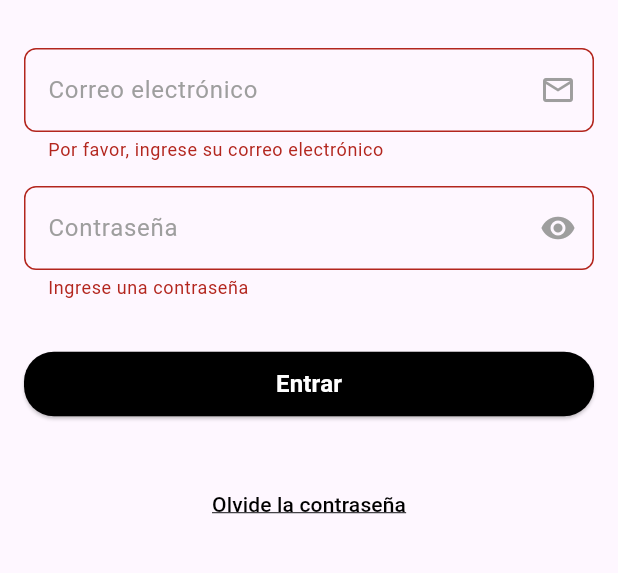
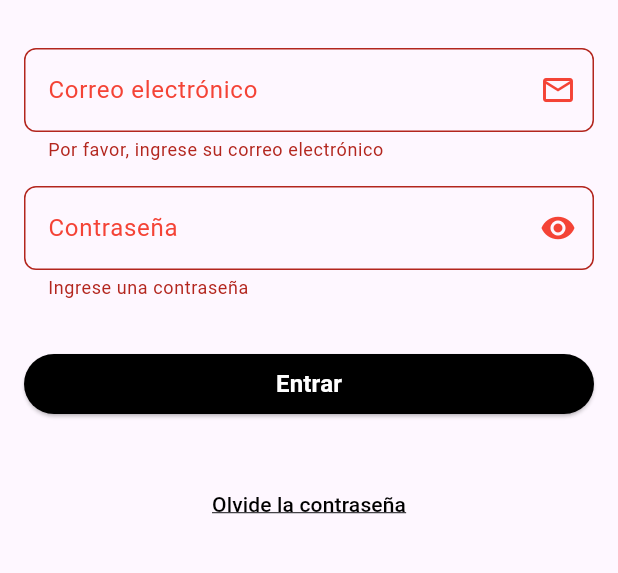
Before and after one commit to FREECS33/sigede_front_end, a Flutter app: the screen it shows after launch, after a tap on "Entrar", on a phone screen of 412 x 824 dp, the part 534-1107 px from its top. Run offline on Flutter 3.47's test engine with Material 3 defaults, Android fonts, the phone set to English and light mode, and no system bars; our stand-ins replace dio, get_it, google_fonts, image_picker, loading_animation_widget; network calls fail.

Commit message:
[Update] LoginView - loginPost: use endpoint

```diff
--- a/lib/core/utils/locator.dart
+++ b/lib/core/utils/locator.dart
@@ -1,10 +1,19 @@
 import 'package:get_it/get_it.dart';
 import 'package:sigede_flutter/core/utils/dio_client.dart';
 import 'package:sigede_flutter/screens/auth/data/datasources/login_remote_data_source.dart';
+import 'package:sigede_flutter/screens/auth/data/repositories/login_repository.dart';
+import 'package:sigede_flutter/screens/auth/domain/use_cases/login.dart';
 final locator = GetIt.instance;
 
 void setupLocator(){
   locator.registerLazySingleton(() => DioClient(baseUrl: 'http://localhost:8080'));
 
-  locator.registerFactory<LoginRemoteDataSource>(()=> LoginRemoteDataSourceImpl(dioClient:locator()));
+  // Registrar el LoginRemoteDataSource
+  locator.registerFactory<LoginRemoteDataSource>(() => LoginRemoteDataSourceImpl(dioClient: locator()));
+
+  // Registrar el LoginRepository (esto debe ser el repositorio que utiliza el datasource)
+  locator.registerFactory<LoginRepository>(() => LoginRepositoryImpl(loginRemoteDataSource: locator()));
+
+  // Registrar el caso de uso Login
+  locator.registerFactory<Login>(() => Login(repository: locator()));
 }
--- a/lib/main.dart
+++ b/lib/main.dart
@@ -1,7 +1,8 @@
 import 'package:flutter/material.dart';
+import 'package:sigede_flutter/core/utils/locator.dart';
 import 'package:sigede_flutter/navigation/navigation_admin.dart';
 import 'package:sigede_flutter/screens/AdministratorManagementScreen.dart';
-import 'package:sigede_flutter/screens/auth/presentation/pages/LoginScreen.dart';
+import 'package:sigede_flutter/screens/auth/presentation/pages/login_screen.dart';
 import 'package:sigede_flutter/screens/auth/presentation/pages/CodeConfirmation.dart';
 import 'package:sigede_flutter/screens/auth/presentation/pages/RecoverPasswordScreen.dart';
 import 'package:sigede_flutter/screens/auth/presentation/pages/ResetPasswordScreen.dart';
@@ -10,6 +11,7 @@ import 'package:sigede_flutter/screens/public/preview_qr.dart';
 
 
 void main() {
+  setupLocator();
   runApp(const MainApp());
 }
 
--- a/lib/screens/auth/data/datasources/login_remote_data_source.dart
+++ b/lib/screens/auth/data/datasources/login_remote_data_source.dart
@@ -16,7 +16,7 @@ class LoginRemoteDataSourceImpl implements LoginRemoteDataSource {
   Future<LoginEntity> login(LoginModel loginModel) async {
     try {
       final response = await dioClient.dio.post(
-        '/login',
+        '/api/login',
         data: loginModel.toJson(),
       );
       return LoginModel.fromJson(response.data);
--- a/lib/screens/auth/domain/use_cases/login.dart
+++ b/lib/screens/auth/domain/use_cases/login.dart
@@ -1,3 +1,4 @@
+import 'package:sigede_flutter/screens/auth/data/models/login_model.dart';
 import 'package:sigede_flutter/screens/auth/data/repositories/login_repository.dart';
 import 'package:sigede_flutter/screens/auth/domain/entities/login_entity.dart';
 
@@ -6,7 +7,7 @@ class Login {
 
   Login({required this.repository});
 
-  Future<LoginEntity> call(LoginEntity entity) async {
-    return await repository.login(entity);
+  Future<LoginEntity> call(LoginModel model) async {
+    return await repository.login(model);
   }
 }
--- a/lib/screens/auth/presentation/pages/LoginScreen.dart
+++ b/lib/screens/auth/presentation/pages/login_screen.dart
@@ -1,8 +1,16 @@
+import 'dart:math';
+
 import 'package:flutter/material.dart';
+import 'package:get_it/get_it.dart';
 import 'package:google_fonts/google_fonts.dart';
+import 'package:sigede_flutter/screens/auth/data/models/login_model.dart';
+import 'package:sigede_flutter/screens/auth/domain/entities/login_entity.dart';
+import 'package:sigede_flutter/screens/auth/domain/use_cases/login.dart';
+import 'package:sigede_flutter/shared/widgets.dart/loading_widget.dart';
 
 class Loginscreen extends StatefulWidget {
-  const Loginscreen({super.key});
+  final LoginEntity? entity;
+  const Loginscreen({super.key, this.entity});
 
   @override
   State<Loginscreen> createState() => _LoginscreenState();
@@ -14,25 +22,88 @@ class _LoginscreenState extends State<Loginscreen> {
   final TextEditingController _passwordcontroller = TextEditingController();
   bool _isObscure = true;
   bool _isValidPassword = true;
+  bool _isValidUserEmail = true;
+  bool _isloading = false;
+  final GetIt getIt = GetIt.instance;
+  Future<void> _loginSubmit() async {
+    if (_formKey.currentState!.validate()) {
+      setState(() {
+        _isloading = true;
+      });
+
+      try {
+        // Recuperar valores de los controladores
+        final String email = _emailcontroller.text.trim();
+        final String password = _passwordcontroller.text.trim();
+
+        // Crear entidad para el caso de uso
+        final LoginEntity loginEntity =
+            LoginEntity(userEmail: email, password: password);
+
+        final LoginModel loginModel = LoginModel(
+          userEmail: loginEntity.userEmail,
+          password: loginEntity.password,
+        );
+        // Inyectar el caso de uso
+        final loginUseCase = getIt<Login>();
+
+        // Llamar al caso de uso
+        final result = await loginUseCase.call(loginModel);
+
+        // Manejo del resultado
+        if (result != null) {
+          // Ajusta según el contenido de LoginEntity
+          Navigator.pushReplacementNamed(context, '/navigation');
+        } else {
+          throw Exception("Error: Token no recibido");
+        }
+      } catch (error) {
+        // Mostrar error al usuario
+        print(error);
+      } finally {
+        setState(() {
+          _isloading = false;
+        });
+      }
+    }
+  }
+
   String? validateEmail(String? value) {
     final RegExp emailRegExp = RegExp(
       r'^[\w-\.]+@([\w-]+\.)+[\w-]{2,4}$',
     );
 
     if (value == null || value.isEmpty) {
+      setState(() {
+        _isValidUserEmail = false;
+      });
       return 'Por favor, ingrese su correo electrónico';
     } else if (!emailRegExp.hasMatch(value)) {
+      setState(() {
+        _isValidUserEmail = false;
+      });
       return 'Por favor, ingrese un correo electrónico válido';
     }
+    setState(() {
+      _isValidUserEmail = true;
+    });
     return null;
   }
 
   String? validatePassword(String? value) {
     if (value == null || value.isEmpty) {
+      setState(() {
+        _isValidPassword = false;
+      });
       return 'Ingrese una contraseña';
     }
+    setState(() {
+      _isValidPassword = true;
+    });
     return null; // Si es válido, no retorna nada.
   }
+
+
 
   @override
   Widget build(BuildContext context) {
@@ -75,13 +146,15 @@ class _LoginscreenState extends State<Loginscreen> {
                     decoration: InputDecoration(
                       labelText: 'Correo electrónico',
                       labelStyle: TextStyle(
-                        color: _formKey.currentState?.validate() == null
+                        color: _isValidUserEmail
                             ? Colors.grey // Si la validación es exitosa
                             : Colors.red, // Si la validación falla
                       ),
-                      suffixIcon: const Icon(
+                      suffixIcon: Icon(
                         Icons.email_outlined,
-                        color: Colors.grey,
+                        color: _isValidUserEmail
+                            ? Colors.grey // Si la validación es exitosa
+                            : Colors.red,
                       ),
                       border: OutlineInputBorder(
                         borderRadius: BorderRadius.circular(8.0),
@@ -117,7 +190,7 @@ class _LoginscreenState extends State<Loginscreen> {
                     decoration: InputDecoration(
                       labelText: 'Contraseña',
                       labelStyle: TextStyle(
-                        color: _formKey.currentState?.validate() == null
+                        color: _isValidPassword
                             ? Colors.grey // Si la validación es exitosa
                             : Colors.red, // Si la validación falla
                       ),
@@ -127,7 +200,7 @@ class _LoginscreenState extends State<Loginscreen> {
                               _isObscure = !_isObscure;
                             });
                           },
-                          color: _formKey.currentState?.validate() == null
+                          color: _isValidPassword
                               ? Colors.grey // Si la validación es exitosa
                               : Colors.red, // Si la validación falla
                           icon: Icon(_isObscure
@@ -162,24 +235,19 @@ class _LoginscreenState extends State<Loginscreen> {
                   SizedBox(
                     width: double.infinity,
                     child: ElevatedButton(
-                      onPressed: () {
-                        if (_formKey.currentState!.validate()) {
-                          Navigator.pushReplacementNamed(
-                              context, '/navigation');
-                        }
-                      },
+                      onPressed: _loginSubmit,
                       style: OutlinedButton.styleFrom(
                           backgroundColor: Colors.black,
                           shape: RoundedRectangleBorder(
                               borderRadius: BorderRadius.circular(20))),
-                      child: const Padding(
-                        padding: EdgeInsets.all(10.0),
-                        child: Text(
+                      child: _isloading
+                          ? const LoadingWidget() // Mostrar loading si está cargando
+                          : const Text(
                               'Entrar',
                               style: TextStyle(
                                 color: Colors.white,
                                 fontSize: 16,
-                              fontWeight: FontWeight.bold),
+                                fontWeight: FontWeight.bold,
                               ),
                             ),
                     ),
--- a/pubspec.yaml
+++ b/pubspec.yaml
@@ -14,6 +14,7 @@ dependencies:
   dio: ^5.7.0
   get_it: ^8.0.2
   shared_preferences: ^2.3.3
+  loading_animation_widget: ^1.3.0
 
 dev_dependencies:
   flutter_test:
```
Also changed, not shown: lib/screens/auth/data/repositories/login_repository.dart (+3 -4 lines), lib/shared/widgets.dart/loading_widget.dart (added, +14 -0 lines), pubspec.lock. Lines whose indentation alone changed are shown as unchanged.
